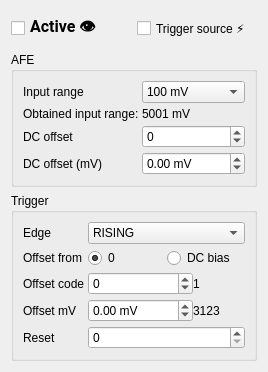
Qt form AcquisitionChannelSettingsTab.ui (sevenreek/qtadqscope) before a commit.
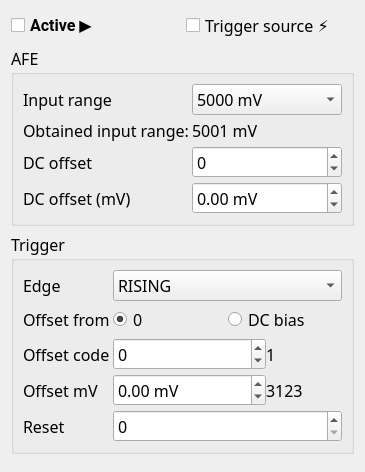
The same form after that commit.

Patch:
```diff
--- a/AcquisitionChannelSettingsTab.ui
+++ b/AcquisitionChannelSettingsTab.ui
@@ -6,10 +6,16 @@
    <rect>
     <x>0</x>
     <y>0</y>
-    <width>250</width>
-    <height>338</height>
+    <width>365</width>
+    <height>472</height>
    </rect>
   </property>
+  <property name="font">
+   <font>
+    <family>Calibri Light</family>
+    <pointsize>12</pointsize>
+   </font>
+  </property>
   <property name="windowTitle">
    <string>Form</string>
   </property>
@@ -29,7 +35,7 @@
         </font>
        </property>
        <property name="text">
-        <string>Active 👁‍</string>
+        <string>Active ▶️</string>
        </property>
       </widget>
      </item>
@@ -122,6 +128,9 @@
         </item>
         <item row="0" column="1">
          <widget class="QComboBox" name="inputRange">
+          <property name="currentIndex">
+           <number>5</number>
+          </property>
           <item>
            <property name="text">
             <string>100 mV</string>
```
Left out of the diff: 6 changed lines with no effect on the pictures.
